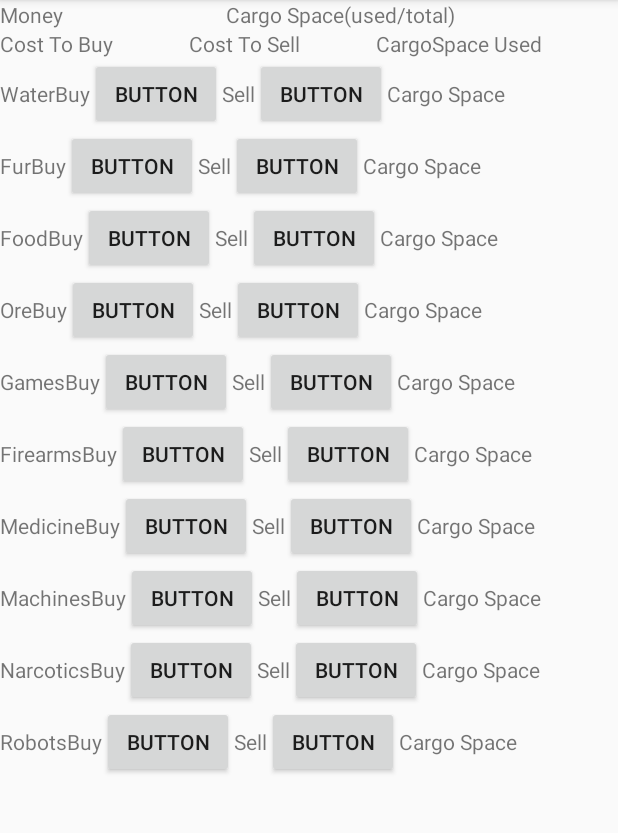
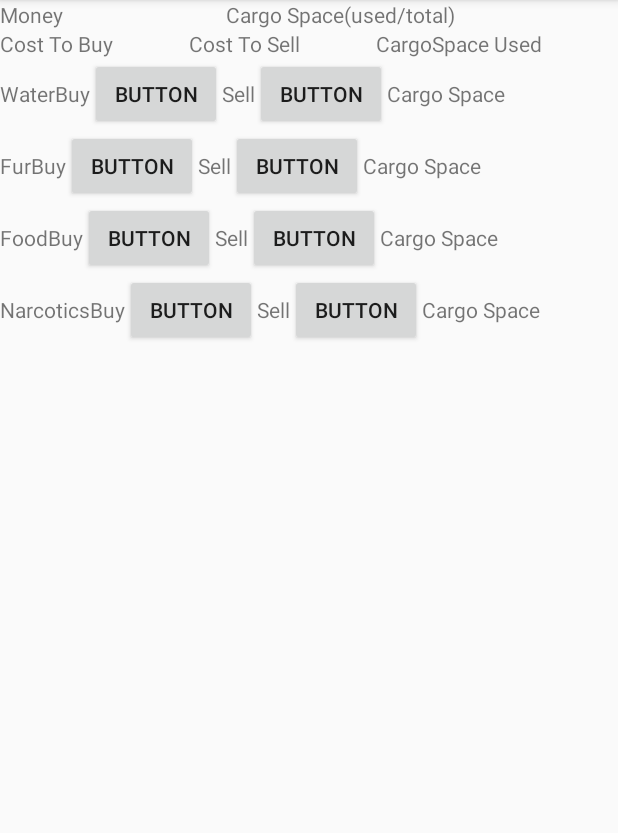
Before and after one commit to woodjamesdee/SpaceTrader, an Android app: the MarketPlaceActivity screen opened directly, with no data from a screen before it, on a phone screen of 412 x 824 dp, the part 84-917 px from its top. Run offline under Robolectric (Android 15) with nearby library versions, the phone set to English and light mode, and no system bars.

Commit message:
market place layouts deactive when at inadequate tech level; not indivdual buttons

```diff
--- a/app/src/main/java/edu/jumpstreet/spacetrader/view/MarketPlaceActivity.java
+++ b/app/src/main/java/edu/jumpstreet/spacetrader/view/MarketPlaceActivity.java
@@ -5,8 +5,11 @@ import android.support.v7.app.AppCompatActivity;
 import android.widget.LinearLayout;
 
 import edu.jumpstreet.spacetrader.R;
+import edu.jumpstreet.spacetrader.entity.Planet;
+import edu.jumpstreet.spacetrader.model.Model;
 
 public class MarketPlaceActivity extends AppCompatActivity {
+    LinearLayout fullLayout;
     LinearLayout waterLayout;
     LinearLayout furLayout;
     LinearLayout foodLayout;
@@ -18,31 +21,54 @@ public class MarketPlaceActivity extends AppCompatActivity {
     LinearLayout narcoticsLayout;
     LinearLayout robotsLayout;
 
+    Model model;
+    Planet currentPlanet;
+    int techLevel;
 
     @Override
     protected void onCreate(Bundle savedInstanceState) {
         super.onCreate(savedInstanceState);
         setContentView(R.layout.activity_market);
+        model = Model.getInstance();
+        currentPlanet = model.getGameInteractor().getActivePlanet();
+        techLevel = currentPlanet.getTechLevel().ordinal();
+        initializeLayouts();
+        deactiveResourceLayouts(techLevel);
     }
 
     private void initializeLayouts(){
+        fullLayout = findViewById(R.id.marketFullLayout);
         waterLayout = findViewById(R.id.waterResourceLayout);
-        furLayout = findViewById(R.id.waterResourceLayout);
-        foodLayout = findViewById(R.id.waterResourceLayout);
-        oreLayout = findViewById(R.id.waterResourceLayout);
-        gamesLayout = findViewById(R.id.waterResourceLayout);
-        firearmsLayout = findViewById(R.id.waterResourceLayout);
-        medicineLayout = findViewById(R.id.waterResourceLayout);
-        machineLayout = findViewById(R.id.waterResourceLayout);
-        narcoticsLayout = findViewById(R.id.waterResourceLayout);
-        robotsLayout = findViewById(R.id.waterResourceLayout);
+        furLayout = findViewById(R.id.furResourceLayout);
+        foodLayout = findViewById(R.id.foodResourceLayout);
+        oreLayout = findViewById(R.id.oreResourceLayout);
+        gamesLayout = findViewById(R.id.gameResourceLayout);
+        firearmsLayout = findViewById(R.id.firearmResourceLayout);
+        medicineLayout = findViewById(R.id.medicineResourceLayout);
+        machineLayout = findViewById(R.id.machineResourceLayout);
+        narcoticsLayout = findViewById(R.id.narcoticResourceLayout);
+        robotsLayout = findViewById(R.id.robotResourceLayout);
     }
 
-    private void deactiveLayouts(){
+    private void deactiveResourceLayouts(int techLevel){
+        if(techLevel < 4){
+            fullLayout.removeView(robotsLayout);
+        } if(techLevel < 3){
+            fullLayout.removeView(machineLayout);
+        } if(techLevel < 2){
+            fullLayout.removeView(oreLayout);
+        } if(techLevel < 1){
+            fullLayout.removeView(gamesLayout);
+            fullLayout.removeView(firearmsLayout);
+            fullLayout.removeView(medicineLayout);
+        }
+    }
+
+    private void deactivateBuyButtons(){
 
     }
 
-    private void deactiveButtons(){
+    private void deactiveSellButtons(){
 
     }
 }
--- a/app/src/main/java/edu/jumpstreet/spacetrader/view/SolarSystemActivity.java
+++ b/app/src/main/java/edu/jumpstreet/spacetrader/view/SolarSystemActivity.java
@@ -20,6 +20,7 @@ public class SolarSystemActivity extends AppCompatActivity implements View.OnCli
     TableLayout tableLayout;
     Button backToUniverseButton;
     TextView solarSystemName;
+    TextView solarSystemTechView;
 
     @Override
     protected void onCreate(Bundle sav) {
@@ -30,6 +31,8 @@ public class SolarSystemActivity extends AppCompatActivity implements View.OnCli
         backToUniverseButton.setOnClickListener(this);
         solarSystemName = findViewById(R.id.textView3);
         solarSystemName.setText("Solar System: " + Model.getInstance().getGameInteractor().getActiveSolarSystem().getName());
+        solarSystemTechView = findViewById(R.id.SolarSystemTechLevelTV);
+        solarSystemTechView.setText(Model.getInstance().getGameInteractor().getActiveSolarSystem().getTechLevel() + "");
         createSolarSystem();
     }
 
--- a/app/src/main/res/layout/activity_market.xml
+++ b/app/src/main/res/layout/activity_market.xml
@@ -9,6 +9,7 @@
         android:orientation="vertical">
 
         <LinearLayout
+            android:id="@+id/marketFullLayout"
             android:layout_width="match_parent"
             android:layout_height="match_parent"
             android:orientation="vertical">
--- a/app/src/main/res/layout/activity_solar_system.xml
+++ b/app/src/main/res/layout/activity_solar_system.xml
@@ -14,6 +14,12 @@
             android:layout_width="wrap_content"
             android:layout_height="wrap_content"
             android:text="Solar System 'X'" />
+
+        <TextView
+            android:id="@+id/SolarSystemTechLevelTV"
+            android:layout_width="match_parent"
+            android:layout_height="wrap_content"
+            android:text="TextView" />
 
         <TableLayout
             android:id="@+id/solarSystemLayout"
```
